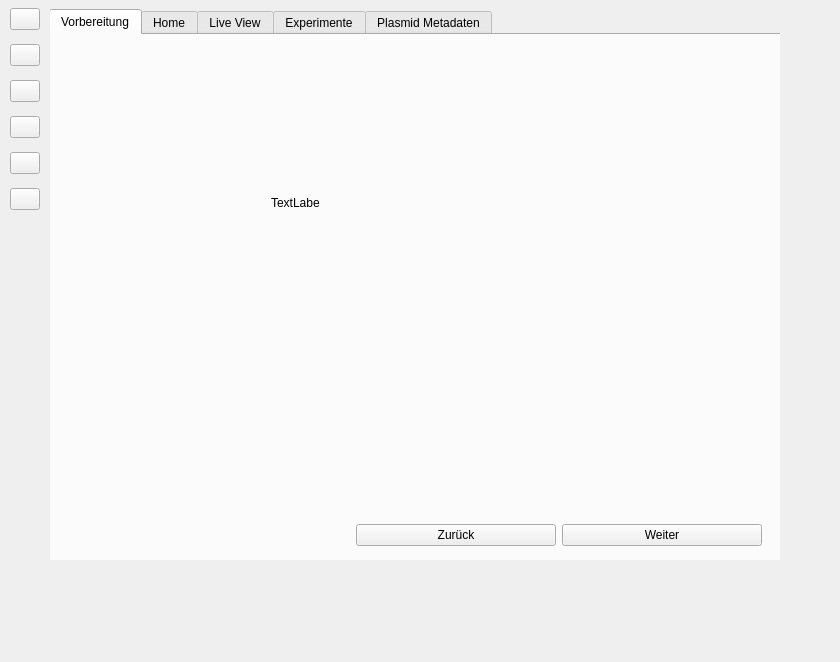
Qt form GUI/Navigation.ui (Prof-Adrian-Mueller/Agile_Roboticsystems_Laborstrasse) before a commit.
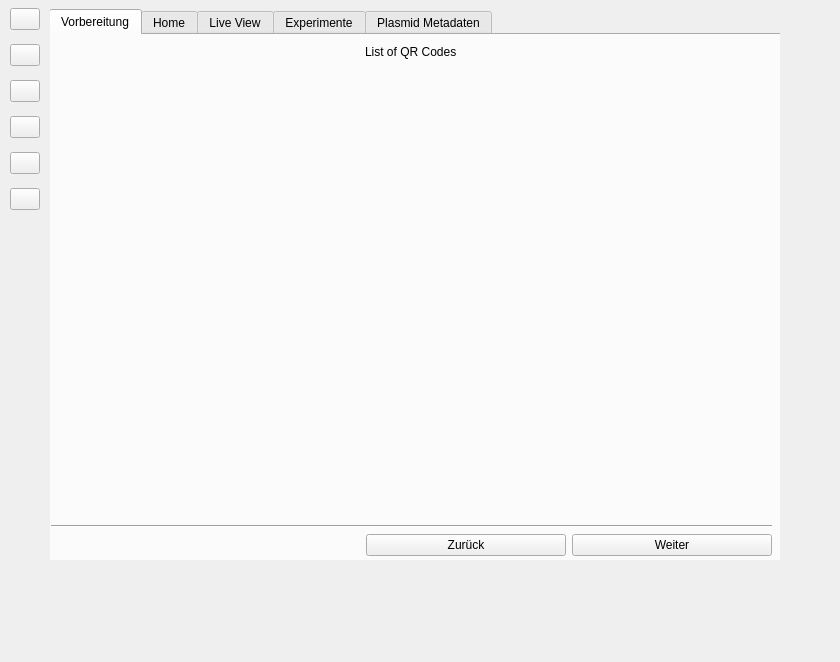
The same form after that commit. The open tabs and pages were chosen to show the change. Icons and pictures are not drawn.

Commit message:
qr code list view
qr code generation and store in a folder and show as a list view

```diff
--- a/GUI/Navigation.ui
+++ b/GUI/Navigation.ui
@@ -443,21 +443,8 @@
            </layout>
           </widget>
          </widget>
-         <widget class="QWidget" name="vorbereitungPage3">
-          <widget class="QLabel" name="label_4">
-           <property name="geometry">
-            <rect>
-             <x>220</x>
-             <y>150</y>
-             <width>49</width>
-             <height>16</height>
-            </rect>
-           </property>
-           <property name="text">
-            <string>TextLabel</string>
-           </property>
-          </widget>
-          <widget class="QWidget" name="horizontalLayoutWidget_3">
+         <widget class="QWidget" name="vorbereitungPage5">
+          <widget class="QWidget" name="horizontalLayoutWidget_6">
            <property name="geometry">
             <rect>
              <x>10</x>
@@ -466,9 +453,9 @@
              <height>41</height>
             </rect>
            </property>
-           <layout class="QHBoxLayout" name="horizontalLayout_6">
+           <layout class="QHBoxLayout" name="horizontalLayout_10">
             <item>
-             <spacer name="horizontalSpacer_3">
+             <spacer name="horizontalSpacer_6">
               <property name="orientation">
                <enum>Qt::Horizontal</enum>
               </property>
@@ -481,7 +468,7 @@
              </spacer>
             </item>
             <item>
-             <widget class="QPushButton" name="vorbereitungPrev_2">
+             <widget class="QPushButton" name="vorbereitungPrev_5">
               <property name="minimumSize">
                <size>
                 <width>200</width>
@@ -500,7 +487,7 @@
              </widget>
             </item>
             <item>
-             <widget class="QPushButton" name="vorbereitungWeiter_3">
+             <widget class="QPushButton" name="vorbereitungWeiter_6">
               <property name="minimumSize">
                <size>
                 <width>200</width>
@@ -521,6 +508,106 @@
            </layout>
           </widget>
          </widget>
+         <widget class="QWidget" name="vorbereitungPage3">
+          <widget class="QWidget" name="">
+           <property name="geometry">
+            <rect>
+             <x>0</x>
+             <y>0</y>
+             <width>721</width>
+             <height>511</height>
+            </rect>
+           </property>
+           <layout class="QVBoxLayout" name="verticalLayout_4">
+            <item>
+             <layout class="QVBoxLayout" name="qrCodesListForExp">
+              <item alignment="Qt::AlignHCenter">
+               <widget class="QLabel" name="label_4">
+                <property name="text">
+                 <string>List of QR Codes</string>
+                </property>
+               </widget>
+              </item>
+              <item>
+               <spacer name="verticalSpacer_2">
+                <property name="orientation">
+                 <enum>Qt::Vertical</enum>
+                </property>
+                <property name="sizeHint" stdset="0">
+                 <size>
+                  <width>20</width>
+                  <height>40</height>
+                 </size>
+                </property>
+               </spacer>
+              </item>
+              <item>
+               <widget class="Line" name="line">
+                <property name="orientation">
+                 <enum>Qt::Horizontal</enum>
+                </property>
+               </widget>
+              </item>
+             </layout>
+            </item>
+            <item>
+             <layout class="QHBoxLayout" name="horizontalLayout_6">
+              <item>
+               <spacer name="horizontalSpacer_3">
+                <property name="orientation">
+                 <enum>Qt::Horizontal</enum>
+                </property>
+                <property name="sizeHint" stdset="0">
+                 <size>
+                  <width>40</width>
+                  <height>20</height>
+                 </size>
+                </property>
+               </spacer>
+              </item>
+              <item>
+               <widget class="QPushButton" name="vorbereitungPrev_2">
+                <property name="minimumSize">
+                 <size>
+                  <width>200</width>
+                  <height>0</height>
+                 </size>
+                </property>
+                <property name="maximumSize">
+                 <size>
+                  <width>200</width>
+                  <height>16777215</height>
+                 </size>
+                </property>
+                <property name="text">
+                 <string>Zurück</string>
+                </property>
+               </widget>
+              </item>
+              <item>
+               <widget class="QPushButton" name="vorbereitungWeiter_3">
+                <property name="minimumSize">
+                 <size>
+                  <width>200</width>
+                  <height>0</height>
+                 </size>
+                </property>
+                <property name="maximumSize">
+                 <size>
+                  <width>200</width>
+                  <height>16777215</height>
+                 </size>
+                </property>
+                <property name="text">
+                 <string>Weiter</string>
+                </property>
+               </widget>
+              </item>
+             </layout>
+            </item>
+           </layout>
+          </widget>
+         </widget>
         </widget>
        </widget>
        <widget class="QWidget" name="liveViewTab">
```
The commit also changes 4 other files.
